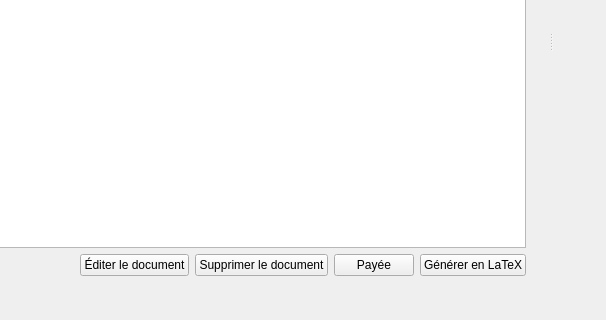
The window that src/gui/mainwindow/mainwindow.ui (FACT-Team/FactDev) describes before a commit, drawn with Qt 5; both pictures show x 383 to 989 and y 265 to 585 of the 1237 by 585 pixel window.
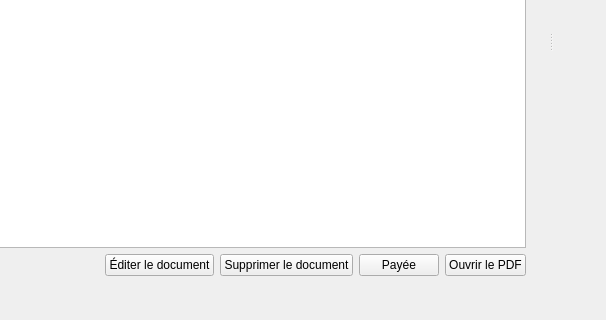
The same window after the commit. Icons and pictures are not drawn. Custom widgets are drawn as their Qt base class.

Commit message: Implementation of button pdf : compil and open file

What changed in the file:
```diff
--- a/src/gui/mainwindow/mainwindow.ui
+++ b/src/gui/mainwindow/mainwindow.ui
@@ -333,7 +333,7 @@
             <item>
              <widget class="QPushButton" name="btnLatex">
               <property name="text">
-               <string>Générer en LaTeX</string>
+               <string>Ouvrir le PDF</string>
               </property>
               <property name="icon">
                <iconset resource="../../icons.qrc">
```
Left out of the diff: 64 changed lines with no effect on the pictures. The commit also changes 3 other files.
